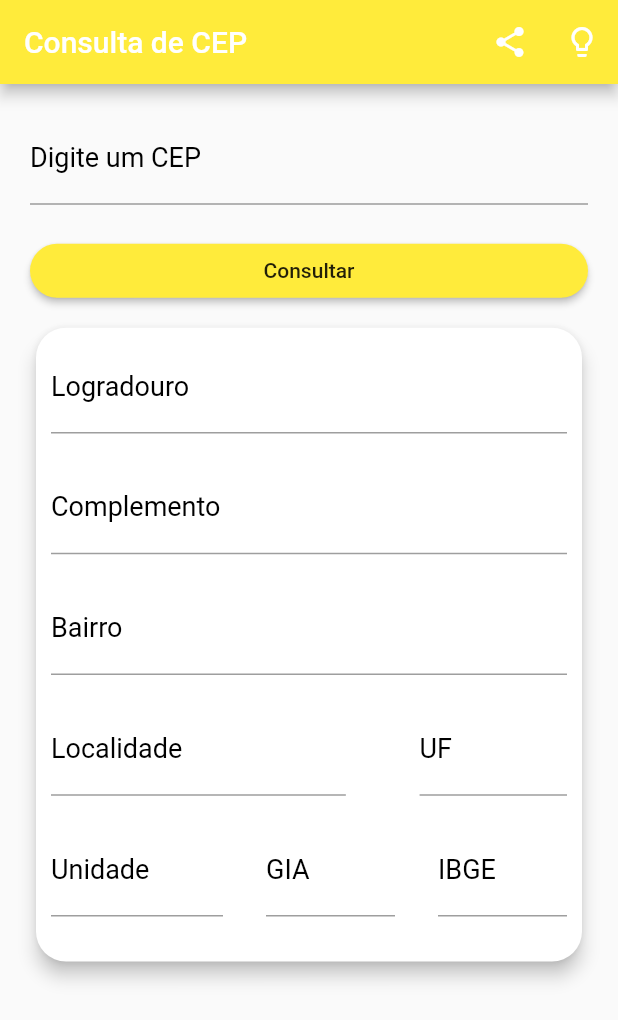
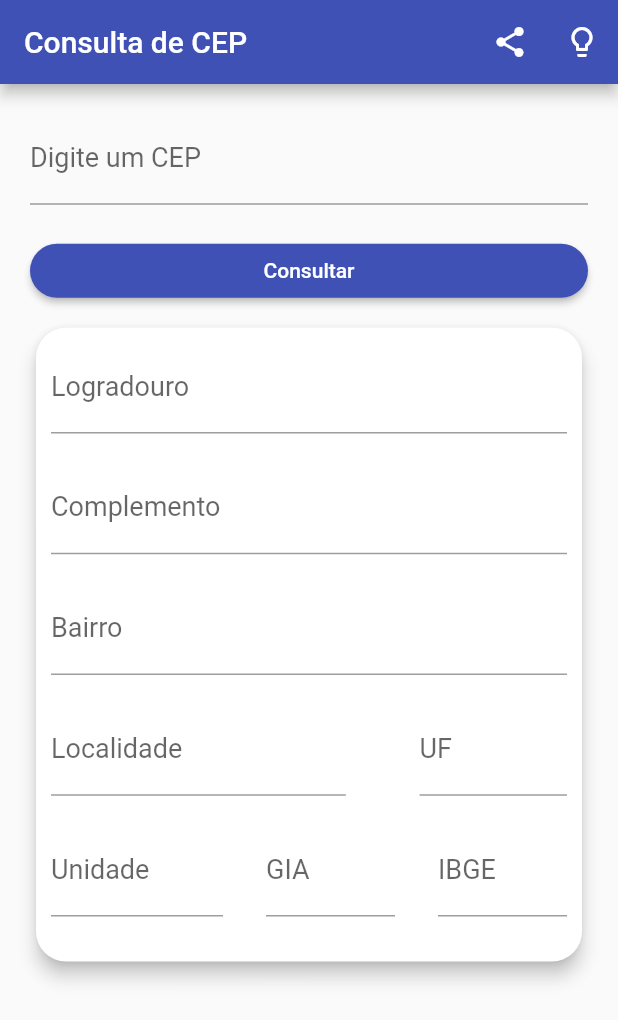
Before and after one commit to viniciusburza/UNISAL, a Flutter app: the screen it shows after launch, on a phone screen of 412 x 824 dp. Shown: the top 1020 px of the screen. Run offline on Flutter 3.47's test engine with Material 2 defaults, Android fonts, the phone set to English and light mode, and no system bars; our stand-ins replace dynamic_theme, flushbar, flutter_slidable, image_picker, percent_indicator, share and 2 more; missing offline and left inert: screen; accounts and stored records are empty.

```diff
--- a/consulta_de_cep/lib/main.dart
+++ b/consulta_de_cep/lib/main.dart
@@ -1,9 +1,36 @@
 import 'package:flutter/material.dart';
 import 'Views/home_page.dart';
+import 'package:dynamic_theme/dynamic_theme.dart';
 
+void main() => runApp(MyApp());
+
+class MyApp extends StatelessWidget {
+  @override
+  Widget build(BuildContext context) {
+    return DynamicTheme(
+        defaultBrightness: Brightness.light,
+        data: (brightness) => ThemeData(
+              primarySwatch: Colors.indigo,
+              buttonColor: Colors.indigo,
+              buttonTheme: ButtonThemeData(textTheme: ButtonTextTheme.primary),
+              brightness: brightness,
+            ),
+        themedWidgetBuilder: (context, theme) {
+          return MaterialApp(
+            debugShowCheckedModeBanner: false,
+            title: 'Flutter Demo',
+            theme: theme,
+            home: HomePage(),
+          );
+        });
+  }
+}
+
+/*
 void main() {
   runApp(MaterialApp(
     debugShowCheckedModeBanner: false,
     home: HomePage(),
   ));
 }
+*/
--- a/consulta_de_cep/lib/views/home_page.dart
+++ b/consulta_de_cep/lib/views/home_page.dart
@@ -34,8 +34,8 @@ class _HomePageState extends State<HomePage> {
   Widget build(BuildContext context) {
     return Scaffold(
       appBar: AppBar(
+        backgroundColor: Colors.indigo,
         title: Text("Consulta de CEP"),
-        backgroundColor: Colors.yellow,
         actions: <Widget>[
           IconButton(
               icon: Icon(Icons.share),
@@ -140,7 +140,6 @@ class _HomePageState extends State<HomePage> {
           ? _buildCircularProgressIndicatorInRaisedButton()
           : Text("Consultar"),
       shape: RoundedRectangleBorder(borderRadius: BorderRadius.circular(20.0)),
-      color: Colors.yellow,
       onPressed: () async {
         if (_keyForm.currentState.validate()) {
           setState(() {
@@ -170,8 +169,7 @@ class _HomePageState extends State<HomePage> {
       height: 15.0,
       width: 15.0,
       child: CircularProgressIndicator(
-        backgroundColor: Colors.black,
-      ),
+          valueColor: AlwaysStoppedAnimation<Color>(Colors.white)),
     );
   }
 
@@ -182,7 +180,7 @@ class _HomePageState extends State<HomePage> {
         controller: _cepController,
         decoration: InputDecoration(
           labelText: "Digite um CEP",
-          labelStyle: TextStyle(fontSize: 18, color: Colors.black),
+          labelStyle: TextStyle(fontSize: 18),
         ),
         validator: (text) {
           return text.length != 8 ? "Digite um CEP válido" : null;
@@ -199,7 +197,7 @@ class _HomePageState extends State<HomePage> {
         controller: controller,
         decoration: InputDecoration(
           labelText: label,
-          labelStyle: TextStyle(fontSize: 18, color: Colors.black),
+          labelStyle: TextStyle(fontSize: 18),
         ),
       ),
     );
```
